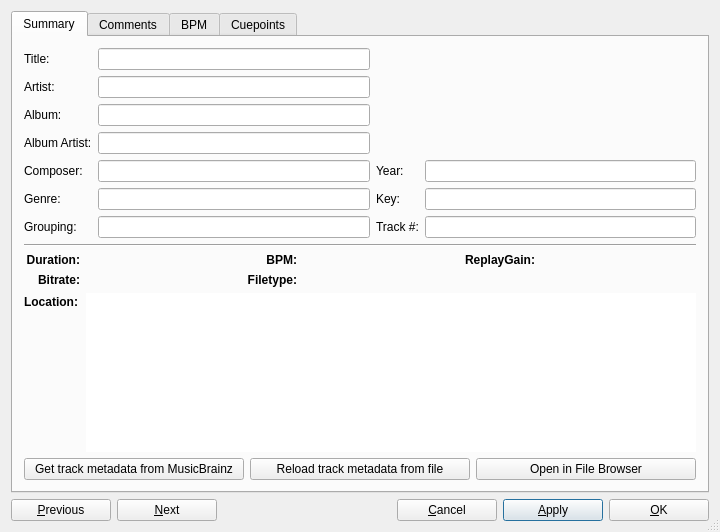
First picture: the form in src/library/dlgtrackinfo.ui, repository mixxxdj/mixxx, before the edit.
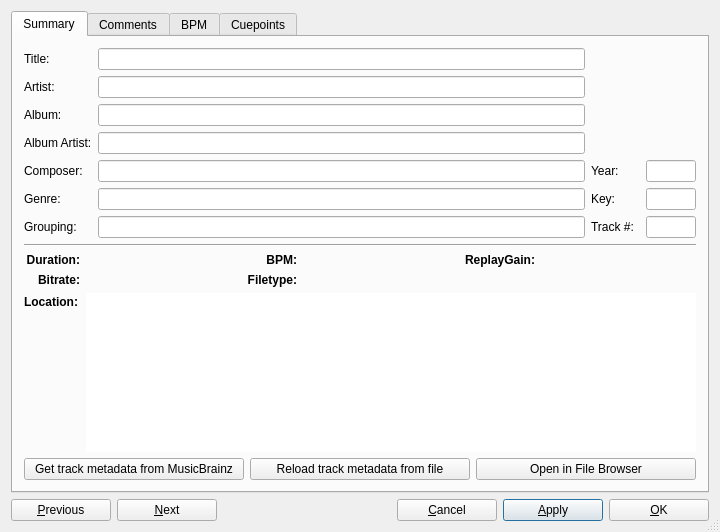
Second picture: the form after the edit.

Commit message: Restore size constraints of the editable-fields widget. Make sure the editable fields get as much space as possible, while the right part of the grid (cover image) is resizable on a smaller scale.

```diff
--- a/src/library/dlgtrackinfo.ui
+++ b/src/library/dlgtrackinfo.ui
@@ -55,7 +55,7 @@
       </attribute>
       <layout class="QVBoxLayout" name="verticalLayout_5">
        <item>
-        <layout class="QGridLayout" name="gridLayout_5" columnstretch="0,0,0,0">
+        <layout class="QGridLayout" name="gridLayout_5" columnstretch="0,10,1,1" columnminimumwidth="0,0,0,50">
          <item row="6" column="3">
           <widget class="QLineEdit" name="txtTrackNumber">
            <property name="sizePolicy">
```
